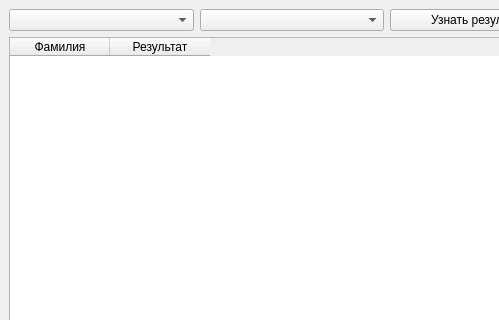
Old version of the form ui/interface.ui in the repository DNick/PyQT; both pictures show x 0 to 499 and y 0 to 320 of the 584 by 421 pixel window.
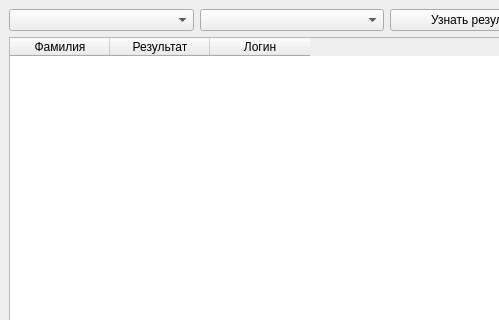
New version of the form.

Commit message: Результат олимпиады: призёры

The edit to the form file:
```diff
--- a/ui/interface.ui
+++ b/ui/interface.ui
@@ -46,6 +46,11 @@
           <string>Результат</string>
          </property>
         </column>
+        <column>
+         <property name="text">
+          <string>Логин</string>
+         </property>
+        </column>
        </widget>
       </item>
      </layout>
```
The commit also changes 2 other files.
